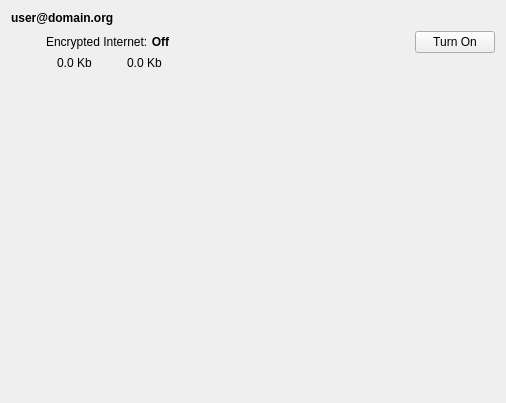
Before: the Qt Designer form src/leap/gui/ui/statuspanel.ui in leapcode/bitmask_client, drawn with Qt 5.
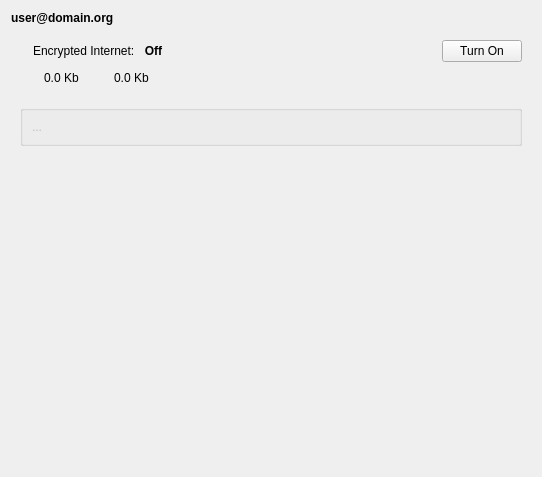
After: the same form once the commit is applied. Icons and pictures are not drawn.

Commit message: let errors go in their own panel

Patch:
```diff
--- a/src/leap/gui/ui/statuspanel.ui
+++ b/src/leap/gui/ui/statuspanel.ui
@@ -6,8 +6,8 @@
    <rect>
     <x>0</x>
     <y>0</y>
-    <width>506</width>
-    <height>403</height>
+    <width>542</width>
+    <height>477</height>
    </rect>
   </property>
   <property name="windowTitle">
@@ -29,58 +29,14 @@
    </item>
    <item>
     <widget class="QWidget" name="status_rows" native="true">
+     <property name="enabled">
+      <bool>true</bool>
+     </property>
      <property name="styleSheet">
       <string notr="true"/>
      </property>
-     <layout class="QVBoxLayout" name="verticalLayout_3">
-      <property name="spacing">
-       <number>12</number>
-      </property>
-      <property name="leftMargin">
-       <number>16</number>
-      </property>
-      <property name="topMargin">
-       <number>0</number>
-      </property>
-      <property name="rightMargin">
-       <number>0</number>
-      </property>
-      <property name="bottomMargin">
-       <number>0</number>
-      </property>
-      <item>
-       <layout class="QHBoxLayout" name="eip_status_row">
-        <property name="leftMargin">
-         <number>0</number>
-        </property>
-        <property name="topMargin">
-         <number>0</number>
-        </property>
-        <item>
-         <widget class="QLabel" name="lblVPNStatusIcon">
-          <property name="maximumSize">
-           <size>
-            <width>64</width>
-            <height>64</height>
-           </size>
-          </property>
-          <property name="text">
-           <string/>
-          </property>
-          <property name="pixmap">
-           <pixmap resource="../../../../data/resources/icons.qrc">:/images/light/64/network-eip-down.png</pixmap>
-          </property>
-          <property name="alignment">
-           <set>Qt::AlignCenter</set>
-          </property>
-         </widget>
-        </item>
-        <item>
-         <layout class="QVBoxLayout" name="eip_split_row">
-          <property name="spacing">
-           <number>0</number>
-          </property>
-          <item>
+     <layout class="QGridLayout" name="gridLayout">
+      <item row="0" column="1">
            <layout class="QHBoxLayout" name="eip_controls">
             <item>
              <widget class="QLabel" name="label">
@@ -130,7 +86,42 @@
             </item>
            </layout>
           </item>
-          <item>
+      <item row="2" column="0">
+       <spacer name="verticalSpacer_2">
+        <property name="orientation">
+         <enum>Qt::Vertical</enum>
+        </property>
+        <property name="sizeType">
+         <enum>QSizePolicy::Preferred</enum>
+        </property>
+        <property name="sizeHint" stdset="0">
+         <size>
+          <width>0</width>
+          <height>11</height>
+         </size>
+        </property>
+       </spacer>
+      </item>
+      <item row="0" column="0" rowspan="2">
+       <widget class="QLabel" name="lblVPNStatusIcon">
+        <property name="maximumSize">
+         <size>
+          <width>64</width>
+          <height>64</height>
+         </size>
+        </property>
+        <property name="text">
+         <string/>
+        </property>
+        <property name="pixmap">
+         <pixmap resource="../../../../data/resources/icons.qrc">:/images/light/64/network-eip-down.png</pixmap>
+        </property>
+        <property name="alignment">
+         <set>Qt::AlignCenter</set>
+        </property>
+       </widget>
+      </item>
+      <item row="1" column="1">
            <layout class="QHBoxLayout" name="eip_bandwidth">
             <property name="spacing">
              <number>4</number>
@@ -203,25 +194,24 @@
             </item>
            </layout>
           </item>
-          <item>
-           <spacer name="verticalSpacer_2">
-            <property name="orientation">
-             <enum>Qt::Vertical</enum>
-            </property>
-            <property name="sizeType">
-             <enum>QSizePolicy::Preferred</enum>
-            </property>
-            <property name="sizeHint" stdset="0">
-             <size>
-              <width>0</width>
-              <height>11</height>
-             </size>
-            </property>
-           </spacer>
-          </item>
-         </layout>
-        </item>
-       </layout>
+      <item row="3" column="0" colspan="2">
+       <widget class="QGroupBox" name="globalStatusBox">
+        <property name="enabled">
+         <bool>false</bool>
+        </property>
+        <layout class="QGridLayout" name="gridLayout_2">
+         <item row="0" column="0">
+          <widget class="QLabel" name="lblGlobalStatus">
+           <property name="enabled">
+            <bool>false</bool>
+           </property>
+           <property name="text">
+            <string>...</string>
+           </property>
+          </widget>
+         </item>
+        </layout>
+       </widget>
       </item>
      </layout>
     </widget>
```
Left out of the diff: 3 changed lines with no effect on the pictures. Lines whose indentation alone changed are shown as unchanged. The commit also changes 3 other files.
